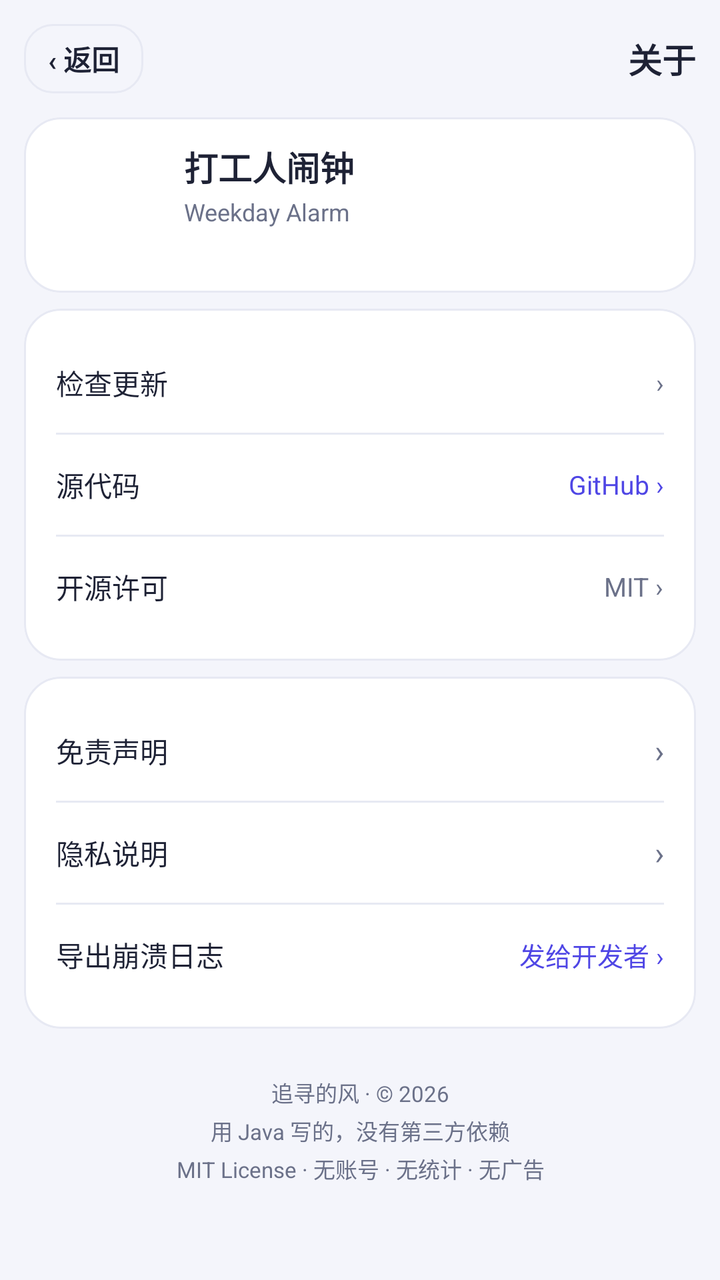
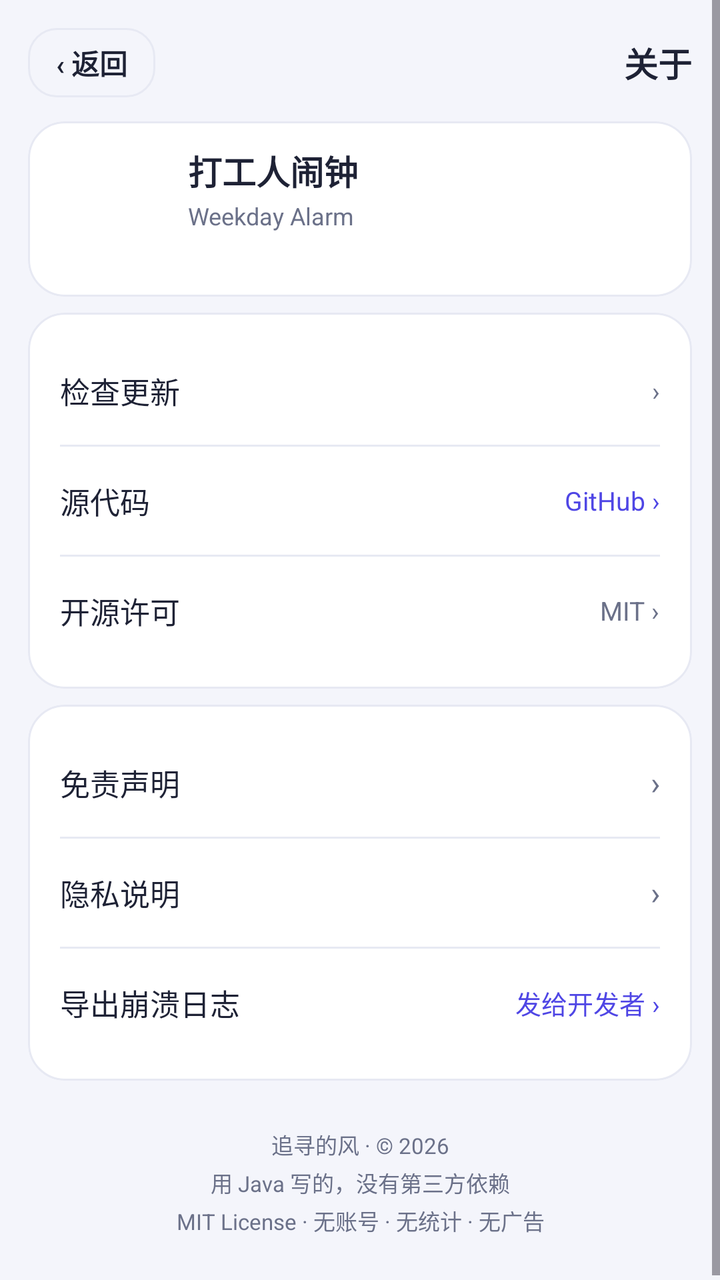

Compare the two renders of this Android layout. The source of the first and the diff that turns it into the second are given below.
<!-- AndroidManifest.xml: application theme Theme.WeekdayAlarm -->
<!-- res/layout/activity_about.xml -->
<?xml version="1.0" encoding="utf-8"?>
<ScrollView xmlns:android="http://schemas.android.com/apk/res/android"
    android:layout_width="match_parent"
    android:layout_height="match_parent"
    android:background="@color/bg"
    android:fitsSystemWindows="true">

    <LinearLayout
        android:layout_width="match_parent"
        android:layout_height="wrap_content"
        android:orientation="vertical"
        android:paddingStart="@dimen/space_12"
        android:paddingTop="@dimen/space_12"
        android:paddingEnd="@dimen/space_12"
        android:paddingBottom="@dimen/space_24">

        
        <LinearLayout
            android:layout_width="match_parent"
            android:layout_height="wrap_content"
            android:layout_marginBottom="@dimen/space_12"
            android:gravity="center_vertical"
            android:orientation="horizontal">

            <TextView
                android:id="@+id/btn_back"
                android:layout_width="wrap_content"
                android:layout_height="wrap_content"
                android:background="@drawable/bg_time_outline"
                android:clickable="true"
                android:focusable="true"
                android:paddingStart="@dimen/space_12"
                android:paddingTop="7dp"
                android:paddingEnd="@dimen/space_12"
                android:paddingBottom="7dp"
                android:text="‹ 返回"
                android:textColor="@color/ink"
                android:textSize="14sp"
                android:textStyle="bold" />

            <TextView
                android:layout_width="0dp"
                android:layout_height="wrap_content"
                android:layout_weight="1"
                android:gravity="end"
                android:text="@string/about_title"
                android:textColor="@color/ink"
                android:textSize="17sp"
                android:textStyle="bold" />
        </LinearLayout>

        
        <LinearLayout
            style="@style/HelpCard"
            android:clipToOutline="true"
            android:gravity="center_vertical"
            android:orientation="horizontal">

            <ImageView
                android:layout_width="52dp"
                android:layout_height="52dp"
                android:contentDescription="@string/about_app_name"
                android:src="@mipmap/ic_launcher" />

            <LinearLayout
                android:layout_width="0dp"
                android:layout_height="wrap_content"
                android:layout_weight="1"
                android:layout_marginStart="@dimen/space_12"
                android:orientation="vertical">

                <TextView
                    android:layout_width="wrap_content"
                    android:layout_height="wrap_content"
                    android:text="@string/about_app_name"
                    android:textColor="@color/ink"
                    android:textSize="17sp"
                    android:textStyle="bold" />

                <TextView
                    android:layout_width="wrap_content"
                    android:layout_height="wrap_content"
                    android:layout_marginTop="@dimen/space_2"
                    android:text="@string/about_app_name_en"
                    android:textColor="@color/sub"
                    android:textSize="12sp" />

                <TextView
                    android:id="@+id/tv_version"
                    android:layout_width="wrap_content"
                    android:layout_height="wrap_content"
                    android:layout_marginTop="@dimen/space_4"
                    android:textColor="@color/sub"
                    android:textSize="12sp" />
            </LinearLayout>
        </LinearLayout>

        
        <LinearLayout
            style="@style/HelpCard"
            android:clipToOutline="true"
            android:orientation="vertical">

            
            <LinearLayout
                android:id="@+id/row_check_update"
                android:layout_width="match_parent"
                android:layout_height="wrap_content"
                android:background="?attr/selectableItemBackground"
                android:clickable="true"
                android:focusable="true"
                android:gravity="center_vertical"
                android:minHeight="50dp"
                android:orientation="horizontal">

                <TextView
                    style="@style/HelpItem"
                    android:layout_width="0dp"
                    android:layout_height="wrap_content"
                    android:layout_weight="1"
                    android:text="@string/about_check_update" />

                <TextView
                    android:id="@+id/tv_check_update_value"
                    android:layout_width="wrap_content"
                    android:layout_height="wrap_content"
                    android:text="@string/about_check_update_value"
                    android:textColor="@color/sub"
                    android:textSize="13sp" />
            </LinearLayout>

            <View
                android:layout_width="match_parent"
                android:layout_height="1dp"
                android:background="@color/line" />

            <LinearLayout
                android:id="@+id/row_source"
                android:layout_width="match_parent"
                android:layout_height="wrap_content"
                android:background="?attr/selectableItemBackground"
                android:clickable="true"
                android:focusable="true"
                android:gravity="center_vertical"
                android:minHeight="50dp"
                android:orientation="horizontal">

                <TextView
                    style="@style/HelpItem"
                    android:layout_width="0dp"
                    android:layout_height="wrap_content"
                    android:layout_weight="1"
                    android:text="@string/about_source" />

                <TextView
                    android:layout_width="wrap_content"
                    android:layout_height="wrap_content"
                    android:text="@string/about_source_value"
                    android:textColor="@color/indigo"
                    android:textSize="13sp" />
            </LinearLayout>

            <View
                android:layout_width="match_parent"
                android:layout_height="1dp"
                android:background="@color/line" />

            <LinearLayout
                android:id="@+id/row_license"
                android:layout_width="match_parent"
                android:layout_height="wrap_content"
                android:background="?attr/selectableItemBackground"
                android:clickable="true"
                android:focusable="true"
                android:gravity="center_vertical"
                android:minHeight="50dp"
                android:orientation="horizontal">

                <TextView
                    style="@style/HelpItem"
                    android:layout_width="0dp"
                    android:layout_height="wrap_content"
                    android:layout_weight="1"
                    android:text="@string/about_license" />

                <TextView
                    android:layout_width="wrap_content"
                    android:layout_height="wrap_content"
                    android:text="@string/about_license_value"
                    android:textColor="@color/sub"
                    android:textSize="13sp" />
            </LinearLayout>
        </LinearLayout>

        
        <LinearLayout
            style="@style/HelpCard"
            android:clipToOutline="true"
            android:orientation="vertical">

            <LinearLayout
                android:id="@+id/row_disclaimer"
                android:layout_width="match_parent"
                android:layout_height="wrap_content"
                android:background="?attr/selectableItemBackground"
                android:clickable="true"
                android:focusable="true"
                android:gravity="center_vertical"
                android:minHeight="50dp"
                android:orientation="horizontal">

                <TextView
                    style="@style/HelpItem"
                    android:layout_width="0dp"
                    android:layout_height="wrap_content"
                    android:layout_weight="1"
                    android:text="@string/about_disclaimer" />

                <TextView
                    android:layout_width="wrap_content"
                    android:layout_height="wrap_content"
                    android:text="›"
                    android:textColor="@color/sub"
                    android:textSize="16sp" />
            </LinearLayout>

            <View
                android:layout_width="match_parent"
                android:layout_height="1dp"
                android:background="@color/line" />

            <LinearLayout
                android:id="@+id/row_privacy"
                android:layout_width="match_parent"
                android:layout_height="wrap_content"
                android:background="?attr/selectableItemBackground"
                android:clickable="true"
                android:focusable="true"
                android:gravity="center_vertical"
                android:minHeight="50dp"
                android:orientation="horizontal">

                <TextView
                    style="@style/HelpItem"
                    android:layout_width="0dp"
                    android:layout_height="wrap_content"
                    android:layout_weight="1"
                    android:text="@string/about_privacy" />

                <TextView
                    android:layout_width="wrap_content"
                    android:layout_height="wrap_content"
                    android:text="›"
                    android:textColor="@color/sub"
                    android:textSize="16sp" />
            </LinearLayout>

            <View
                android:layout_width="match_parent"
                android:layout_height="1dp"
                android:background="@color/line" />

            <LinearLayout
                android:id="@+id/row_export_crash"
                android:layout_width="match_parent"
                android:layout_height="wrap_content"
                android:background="?attr/selectableItemBackground"
                android:clickable="true"
                android:focusable="true"
                android:gravity="center_vertical"
                android:minHeight="50dp"
                android:orientation="horizontal">

                <TextView
                    style="@style/HelpItem"
                    android:layout_width="0dp"
                    android:layout_height="wrap_content"
                    android:layout_weight="1"
                    android:text="@string/about_export_crash" />

                <TextView
                    android:layout_width="wrap_content"
                    android:layout_height="wrap_content"
                    android:text="@string/about_export_crash_value"
                    android:textColor="@color/indigo"
                    android:textSize="13sp" />
            </LinearLayout>
        </LinearLayout>

        <TextView
            android:layout_width="match_parent"
            android:layout_height="wrap_content"
            android:layout_marginTop="@dimen/space_16"
            android:gravity="center"
            android:lineSpacingExtra="3dp"
            android:text="@string/about_footer"
            android:textColor="@color/sub"
            android:textSize="11sp" />
    </LinearLayout>
</ScrollView>
<!-- resources referenced by this layout -->
<resources>
  <color name="bg">#F4F5FB</color>
  <color name="indigo">#4F46E5</color>
  <color name="ink">#1E2235</color>
  <color name="line">#E7E9F3</color>
  <color name="sub">#6B7189</color>
  <dimen name="space_12">12dp</dimen>
  <dimen name="space_16">16dp</dimen>
  <dimen name="space_2">2dp</dimen>
  <dimen name="space_24">24dp</dimen>
  <dimen name="space_4">4dp</dimen>
  <!-- drawable bg_time_outline (drawable) -->
  <?xml version="1.0" encoding="utf-8"?>
  <ripple xmlns:android="http://schemas.android.com/apk/res/android"
      android:color="#1F4F46E5">
      <item>
          <shape android:shape="rectangle">
              <solid android:color="@color/bg" />
              <corners android:radius="@dimen/radius_row" />
              <stroke android:width="1dp" android:color="@color/line" />
          </shape>
      </item>
  </ripple>
  <!-- mipmap ic_launcher (mipmap-anydpi) -->
  <?xml version="1.0" encoding="utf-8"?>
  <layer-list xmlns:android="http://schemas.android.com/apk/res/android">
      <item android:drawable="@color/ic_launcher_bg" />
      <item>
          <inset
              android:drawable="@drawable/ic_launcher_foreground"
              android:insetLeft="16%"
              android:insetTop="16%"
              android:insetRight="16%"
              android:insetBottom="16%" />
      </item>
  </layer-list>
  <string name="about_app_name">打工人闹钟</string>
  <string name="about_app_name_en">Weekday Alarm</string>
  <string name="about_check_update">检查更新</string>
  <string name="about_check_update_value">›</string>
  <string name="about_disclaimer">免责声明</string>
  <string name="about_export_crash">导出崩溃日志</string>
  <string name="about_export_crash_value">发给开发者 ›</string>
  <string name="about_footer">追寻的风 · © 2026\n用 Java 写的，没有第三方依赖\nMIT License · 无账号 · 无统计 · 无广告</string>
  <string name="about_license">开源许可</string>
  <string name="about_license_value">MIT ›</string>
  <string name="about_privacy">隐私说明</string>
  <string name="about_source">源代码</string>
  <string name="about_source_value">GitHub ›</string>
  <string name="about_title">关于</string>
  <style name="HelpCard">
          <item name="android:layout_width">match_parent</item>
          <item name="android:layout_height">wrap_content</item>
          <item name="android:layout_marginBottom">@dimen/space_8</item>
          <item name="android:background">@drawable/bg_card</item>
          <item name="android:paddingStart">@dimen/space_16</item>
          <item name="android:paddingTop">@dimen/space_12</item>
          <item name="android:paddingEnd">@dimen/space_16</item>
          <item name="android:paddingBottom">@dimen/space_12</item>
      </style>
  <style name="HelpItem">
          <item name="android:textColor">@color/ink</item>
          <item name="android:textSize">14sp</item>
          <item name="android:lineSpacingMultiplier">1.35</item>
      </style>
  <style name="Theme.WeekdayAlarm" parent="Theme.Material3.DayNight.NoActionBar">
          <item name="colorPrimary">@color/indigo</item>
          <item name="colorPrimaryVariant">@color/indigo_dark</item>
          <item name="colorOnPrimary">@color/white</item>
          <item name="android:statusBarColor">@color/bg</item>
          <item name="android:windowLightStatusBar">true</item>
      </style>
  <dimen name="radius_row">14dp</dimen>
  <color name="ic_launcher_bg">#4F46E5</color>
  <dimen name="space_8">8dp</dimen>
  <!-- drawable bg_card (drawable) -->
  <?xml version="1.0" encoding="utf-8"?>
  <shape xmlns:android="http://schemas.android.com/apk/res/android"
      android:shape="rectangle">
      <solid android:color="@color/card" />
      <corners android:radius="@dimen/radius_card" />
      <stroke android:width="1dp" android:color="@color/line" />
  </shape>
  <color name="indigo_dark">#4338CA</color>
  <color name="white">#FFFFFFFF</color>
  <color name="card">#FFFFFF</color>
  <dimen name="radius_card">18dp</dimen>
  <!-- unchanged entries left out for length: 1 -->
</resources>

<!-- the commit's change to res/layout/activity_about.xml (unified diff, before → after) -->
@@ -9,9 +9,9 @@
         android:layout_width="match_parent"
         android:layout_height="wrap_content"
         android:orientation="vertical"
-        android:paddingStart="@dimen/space_12"
-        android:paddingTop="@dimen/space_12"
-        android:paddingEnd="@dimen/space_12"
+        android:paddingStart="14dp"
+        android:paddingTop="14dp"
+        android:paddingEnd="14dp"
         android:paddingBottom="@dimen/space_24">
 
         
@@ -29,9 +29,9 @@
                 android:background="@drawable/bg_time_outline"
                 android:clickable="true"
                 android:focusable="true"
-                android:paddingStart="@dimen/space_12"
+                android:paddingStart="14dp"
                 android:paddingTop="7dp"
-                android:paddingEnd="@dimen/space_12"
+                android:paddingEnd="14dp"
                 android:paddingBottom="7dp"
                 android:text="‹ 返回"
                 android:textColor="@color/ink"
@@ -110,11 +110,11 @@
                 android:clickable="true"
                 android:focusable="true"
                 android:gravity="center_vertical"
-                android:minHeight="50dp"
-                android:orientation="horizontal">
-
-                <TextView
-                    style="@style/HelpItem"
+                android:minHeight="54dp"
+                android:orientation="horizontal">
+
+                <TextView
+                    style="@style/SettingsTitle"
                     android:layout_width="0dp"
                     android:layout_height="wrap_content"
                     android:layout_weight="1"
@@ -142,11 +142,11 @@
                 android:clickable="true"
                 android:focusable="true"
                 android:gravity="center_vertical"
-                android:minHeight="50dp"
-                android:orientation="horizontal">
-
-                <TextView
-                    style="@style/HelpItem"
+                android:minHeight="54dp"
+                android:orientation="horizontal">
+
+                <TextView
+                    style="@style/SettingsTitle"
                     android:layout_width="0dp"
                     android:layout_height="wrap_content"
                     android:layout_weight="1"
@@ -173,11 +173,11 @@
                 android:clickable="true"
                 android:focusable="true"
                 android:gravity="center_vertical"
-                android:minHeight="50dp"
-                android:orientation="horizontal">
-
-                <TextView
-                    style="@style/HelpItem"
+                android:minHeight="54dp"
+                android:orientation="horizontal">
+
+                <TextView
+                    style="@style/SettingsTitle"
                     android:layout_width="0dp"
                     android:layout_height="wrap_content"
                     android:layout_weight="1"
@@ -206,11 +206,11 @@
                 android:clickable="true"
                 android:focusable="true"
                 android:gravity="center_vertical"
-                android:minHeight="50dp"
-                android:orientation="horizontal">
-
-                <TextView
-                    style="@style/HelpItem"
+                android:minHeight="54dp"
+                android:orientation="horizontal">
+
+                <TextView
+                    style="@style/SettingsTitle"
                     android:layout_width="0dp"
                     android:layout_height="wrap_content"
                     android:layout_weight="1"
@@ -237,11 +237,11 @@
                 android:clickable="true"
                 android:focusable="true"
                 android:gravity="center_vertical"
-                android:minHeight="50dp"
-                android:orientation="horizontal">
-
-                <TextView
-                    style="@style/HelpItem"
+                android:minHeight="54dp"
+                android:orientation="horizontal">
+
+                <TextView
+                    style="@style/SettingsTitle"
                     android:layout_width="0dp"
                     android:layout_height="wrap_content"
                     android:layout_weight="1"
@@ -268,11 +268,11 @@
                 android:clickable="true"
                 android:focusable="true"
                 android:gravity="center_vertical"
-                android:minHeight="50dp"
-                android:orientation="horizontal">
-
-                <TextView
-                    style="@style/HelpItem"
+                android:minHeight="54dp"
+                android:orientation="horizontal">
+
+                <TextView
+                    style="@style/SettingsTitle"
                     android:layout_width="0dp"
                     android:layout_height="wrap_content"
                     android:layout_weight="1"
<!-- resource entries referenced after the edit -->
@@ -59,10 +59,9 @@
           <item name="android:paddingEnd">@dimen/space_16</item>
           <item name="android:paddingBottom">@dimen/space_12</item>
       </style>
-  <style name="HelpItem">
+  <style name="SettingsTitle">
           <item name="android:textColor">@color/ink</item>
-          <item name="android:textSize">14sp</item>
-          <item name="android:lineSpacingMultiplier">1.35</item>
+          <item name="android:textSize">15sp</item>
       </style>
   <style name="Theme.WeekdayAlarm" parent="Theme.Material3.DayNight.NoActionBar">
           <item name="colorPrimary">@color/indigo</item>
